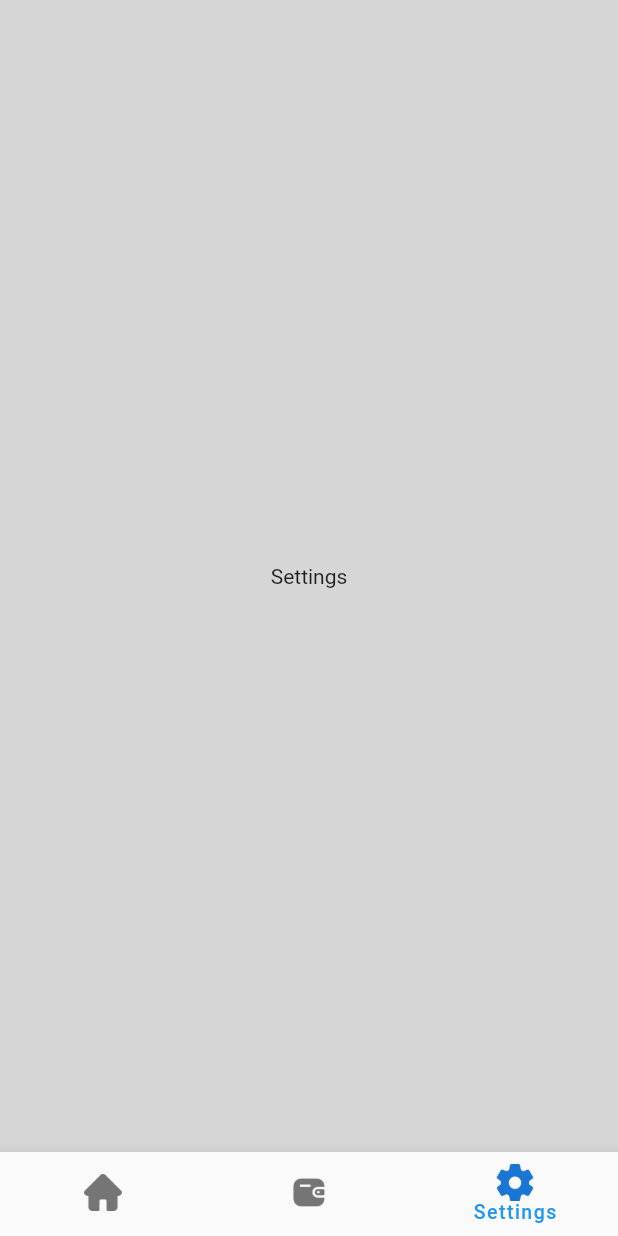
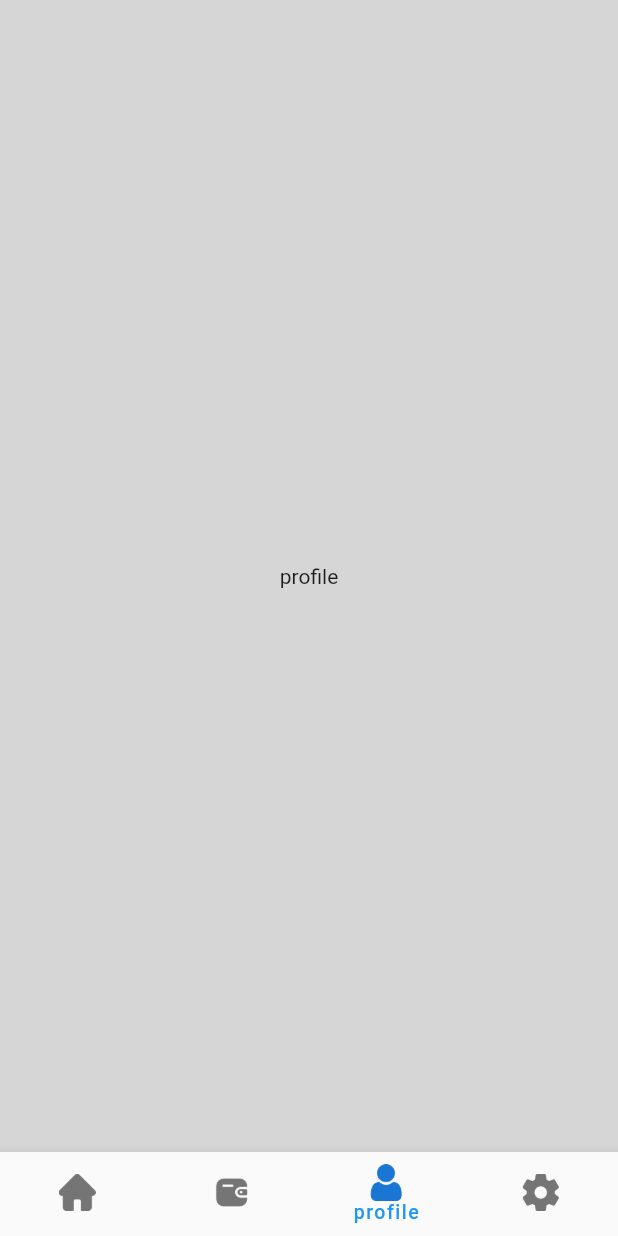
Before and after one commit to SSalahAyman/Wallet-app-UI, a Flutter app: the screen it shows after launch, item 3 of the bottom bar chosen, on a phone screen of 412 x 824 dp. Run offline on Flutter 3.47's test engine with Material 2 defaults, Android fonts, the phone set to English and light mode, and no system bars; our stand-ins replace animated_splash_screen, lottie, smooth_page_indicator.

Commit message:
add another navbar for profile page

```diff
--- a/walletapp/lib/components/my_card.dart
+++ b/walletapp/lib/components/my_card.dart
@@ -1,5 +1,5 @@
 import 'package:flutter/material.dart';
-import 'package:walletapp/components/card_number.dart';
+import 'package:walletapp/components/models/card_number.dart';
 
 class Mycard extends StatelessWidget {
   const Mycard(
--- a/walletapp/lib/components/navbar.dart
+++ b/walletapp/lib/components/navbar.dart
@@ -1,6 +1,7 @@
 import 'package:flutter/material.dart';
 import 'package:walletapp/screens/cart_page.dart';
 import 'package:walletapp/screens/home_page.dart';
+import 'package:walletapp/screens/profile_page.dart';
 import 'package:walletapp/screens/settings_page.dart';
 
 class Navbar extends StatefulWidget {
@@ -18,14 +19,14 @@ class _NavbarState extends State<Navbar> {
   static List<Widget> pages = [
     Homepage(),
     Cartpage(),
+    Profilepage(),
     Settingspage(),
   ];
   @override
   Widget build(BuildContext context) {
     width = MediaQuery.of(context).size.width;
     height = MediaQuery.of(context).size.height;
-    return SafeArea(
-      child: Scaffold(
+    return Scaffold(
       body: pages.elementAt(index),
       bottomNavigationBar: BottomNavigationBar(
         showSelectedLabels: true,
@@ -68,6 +69,19 @@ class _NavbarState extends State<Navbar> {
           ),
           BottomNavigationBarItem(
             icon: Image.asset(
+              "assets/icons/profile.png",
+              height: height * 0.03,
+              color: Colors.grey.shade600,
+            ),
+            label: "profile",
+            activeIcon: Image.asset(
+              "assets/icons/profile.png",
+              height: height * 0.03,
+              color: Colors.blue.shade700,
+            ),
+          ),
+          BottomNavigationBarItem(
+            icon: Image.asset(
               "assets/icons/settings.png",
               height: height * 0.03,
               color: Colors.grey.shade600,
@@ -81,7 +95,6 @@ class _NavbarState extends State<Navbar> {
           ),
         ],
       ),
-      ),
     );
   }
 }
--- a/walletapp/lib/screens/home_page.dart
+++ b/walletapp/lib/screens/home_page.dart
@@ -1,9 +1,9 @@
 import 'package:flutter/material.dart';
 import 'package:smooth_page_indicator/smooth_page_indicator.dart';
-import 'package:walletapp/components/card_number.dart';
+import 'package:walletapp/components/models/card_number.dart';
 import 'package:walletapp/components/home_page_components/app_bar.dart';
 import 'package:walletapp/components/home_page_components/history_transactions.dart';
-import 'package:walletapp/components/home_page_components/my_card.dart';
+import 'package:walletapp/components/my_card.dart';
 import 'package:walletapp/components/home_page_components/services_section/balance_Card.dart';
 import 'package:walletapp/components/models/transaction.dart';
 
--- /dev/null
+++ b/walletapp/lib/screens/profile_page.dart
@@ -0,0 +1,24 @@
+import 'package:flutter/material.dart';
+
+class Profilepage extends StatelessWidget {
+  const Profilepage({super.key});
+  static late double width;
+  static late double height;
+  @override
+  Widget build(BuildContext context) {
+    width = MediaQuery.of(context).size.width;
+    height = MediaQuery.of(context).size.height;
+    return Scaffold(
+      backgroundColor: Colors.grey[350],
+      body: SafeArea(
+        child: Container(
+          width: width,
+          height: height,
+          child: Center(
+            child: Text("profile"),
+          ),
+        ),
+      ),
+    );
+  }
+}
```
Also changed, not shown: walletapp/assets/icons/profile.png (added). Lines whose indentation alone changed are shown as unchanged.
